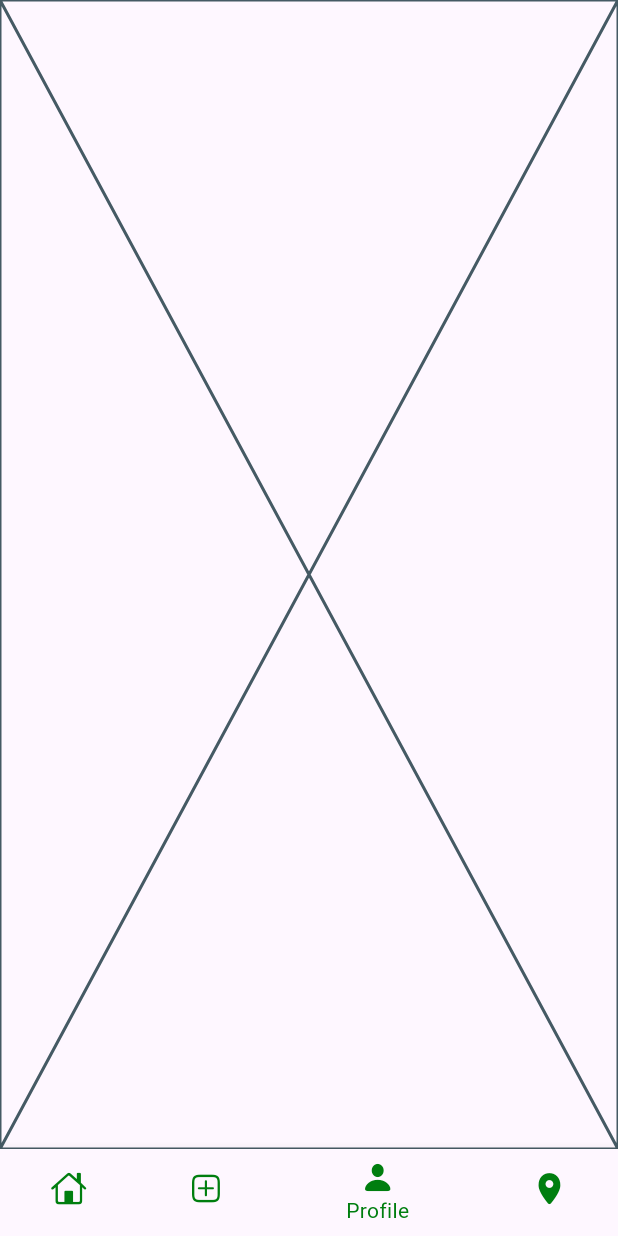
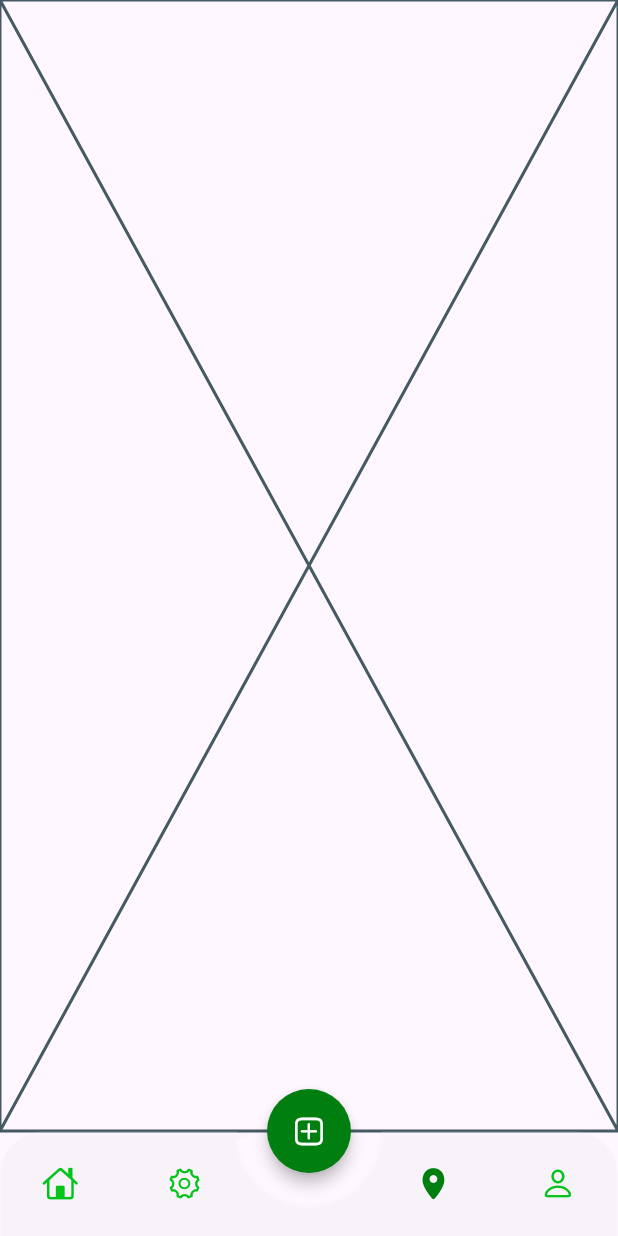
Before and after one commit to Argonaut-ss/Green, a Flutter app: the CustomBottomNavBarPage screen opened directly, item 3 of the bottom bar chosen, on a phone screen of 412 x 824 dp. Run offline on Flutter 3.47's test engine with Material 3 defaults, Android fonts, the phone set to English and light mode, and no system bars; our stand-ins replace cloud_firestore, firebase_auth, firebase_core, flutter_map, geocoding, google_sign_in and 2 more; missing offline and left inert: flutter_map_cancellable_tile_provider; accounts and stored records are empty; network calls fail.

Commit message:
[SM] fix : bottom navbar

```diff
--- a/green_app/lib/Custom/bottom_navbar.dart
+++ b/green_app/lib/Custom/bottom_navbar.dart
@@ -4,6 +4,7 @@ import 'package:green_app/Pages/dashboard.dart';
 import 'package:green_app/Pages/location.dart';
 import 'package:green_app/Pages/profile.dart';
 import 'package:flutter/cupertino.dart';
+import 'package:green_app/Pages/settings.dart';
 import 'package:green_app/Theme/colors.dart';
 
 class CustomBottomNavBarPage extends StatefulWidget {
@@ -18,48 +19,105 @@ class _CustomBottomNavBarPageState extends State<CustomBottomNavBarPage> {
 
   final screens = [
     const Dashboard(),
+    const SettingsPage(),
     const AddPesanan(),
-    const ProfilePage(),
-    const LocationPage()
+    const LocationPage(),
+    const ProfilePage()
   ];
 
   @override
   Widget build(BuildContext context) {
     return Scaffold(
+      floatingActionButton: FloatingActionButton(
+        onPressed: () {
+          Navigator.pushNamed(context, '/addPesanan');
+        },
+        backgroundColor: AppColors.secondaryColor,
+        elevation: 4,
+        shape: CircleBorder(),
+        child: Icon(CupertinoIcons.plus_app, color: Colors.white),
+      ),
+      floatingActionButtonLocation: FloatingActionButtonLocation.centerDocked,
       body: screens[currentIndex],
-      bottomNavigationBar: BottomNavigationBar(
-        unselectedItemColor: AppColors.secondaryColor,
-        selectedItemColor: AppColors.secondaryColor,
-          backgroundColor: Colors.white,
-          currentIndex: currentIndex,
-          onTap: (index) => setState(() => currentIndex = index),
-          items: const <BottomNavigationBarItem>[
-            BottomNavigationBarItem(
-              icon: Icon(CupertinoIcons.house),
-              label: 'Home',
-              activeIcon: Icon(
-                  CupertinoIcons.house_fill),
-            ),
-            BottomNavigationBarItem(
-              label: 'Add',
-              icon: Icon(CupertinoIcons.plus_app),
-              activeIcon: Icon(
-                  CupertinoIcons.plus_app_fill),
-            ),
-            BottomNavigationBarItem(
-              label: 'Profile',
-              icon: Icon(CupertinoIcons.person),
-              activeIcon: Icon(
-                  CupertinoIcons.person_fill),
-            ),
-            BottomNavigationBarItem(
-              label: 'Location',
-              icon: Icon(CupertinoIcons.location_solid),
-              activeIcon: Icon(
-                  CupertinoIcons.location_solid),
-            ),
-          ]
-      ),
+      bottomNavigationBar: ClipRRect(
+        borderRadius: BorderRadius.vertical(top: Radius.circular(30)),
+        child: BottomAppBar(
+          shape: SmoothNotchedShape(),
+          height: 70,
+          notchMargin: 5,
+          color: Color(0xffFFFFF),
+          elevation: 1,
+          shadowColor: Color(0xff000000).withOpacity(0.1),
+          surfaceTintColor: Color(0xffFFFFF),
+          child: Row(
+            mainAxisAlignment: MainAxisAlignment.spaceBetween,
+            children: [
+              IconButton(
+                icon: Icon(
+                  CupertinoIcons.house,
+                  color: currentIndex == 0 ? AppColors.secondaryColor : AppColors.primaryColor,
+                ),
+                onPressed: () => setState(() => currentIndex = 0),
+              ),
+              IconButton(
+                icon: Icon(
+                  CupertinoIcons.gear,
+                  color: currentIndex == 1 ? AppColors.secondaryColor : AppColors.primaryColor,
+                ),
+                onPressed: () => setState(() => currentIndex = 1),
+              ),
+              SizedBox(width: 48),
+              IconButton(
+                icon: Icon(
+                  CupertinoIcons.location_solid,
+                  color: currentIndex == 3? AppColors.secondaryColor : AppColors.primaryColor,
+                ),
+                onPressed: () => setState(() => currentIndex = 3),
+              ),// Space for the floating action button
+              IconButton(
+                icon: Icon(
+                  CupertinoIcons.person,
+                  color: currentIndex == 4 ? AppColors.secondaryColor : AppColors.primaryColor,
+                ),
+                onPressed: () => setState(() => currentIndex = 4),
+              ),
+
+            ],
+          ),
+        ),
+      )
     );
   }
 }
+
+class SmoothNotchedShape extends NotchedShape {
+  @override
+  Path getOuterPath(Rect host, Rect? guest) {
+    if (guest == null) return Path()..addRect(host);
+
+    final double notchRadius = guest.width / 2.0;
+    final double s1 = 15.0;
+    final double s2 = 1.0;
+
+    final double r = notchRadius;
+    final double a = -1.0 * r - s2;
+    final double b = host.top;
+
+    final Path path = Path()
+      ..moveTo(host.left, host.top)
+      ..lineTo(guest.center.dx + a, host.top);
+
+    final Rect notchRect = Rect.fromCircle(center: guest.center, radius: r + s1);
+
+    path.arcTo(notchRect, 3.14, -3.14, false);
+
+    path
+      ..lineTo(guest.center.dx - a, host.top)
+      ..lineTo(host.right, host.top)
+      ..lineTo(host.right, host.bottom)
+      ..lineTo(host.left, host.bottom)
+      ..close();
+
+    return path;
+  }
+}
--- /dev/null
+++ b/green_app/lib/Pages/settings.dart
@@ -0,0 +1,15 @@
+import 'package:flutter/material.dart';
+
+class SettingsPage extends StatefulWidget {
+  const SettingsPage({super.key});
+
+  @override
+  State<SettingsPage> createState() => _SettingsPageState();
+}
+
+class _SettingsPageState extends State<SettingsPage> {
+  @override
+  Widget build(BuildContext context) {
+    return const Placeholder();
+  }
+}
--- a/green_app/lib/main.dart
+++ b/green_app/lib/main.dart
@@ -2,6 +2,9 @@ import 'package:firebase_auth/firebase_auth.dart';
 import 'package:firebase_core/firebase_core.dart';
 import 'package:flutter/material.dart';
 import 'package:green_app/Custom/bottom_navbar.dart';
+import 'package:green_app/Pages/add_pesanan.dart';
+import 'package:green_app/Pages/profile.dart';
+import 'package:green_app/Pages/settings.dart';
 import 'package:green_app/Pages/signin.dart';
 import 'package:green_app/firebase_options.dart';
 
@@ -22,7 +25,12 @@ class MyApp extends StatelessWidget {
     return MaterialApp(
       debugShowCheckedModeBanner: false,
       title: 'Green App',
-      home: user == null ? Signin() : CustomBottomNavBarPage(), // Show home if signed in
+      home: user == null ? Signin() : CustomBottomNavBarPage(),
+      routes: {
+        '/settings': (context) => SettingsPage(),
+        '/profile': (context) => ProfilePage(),
+        '/addPesanan': (context) => const AddPesanan(),
+      },
     );
   }
 }
```
